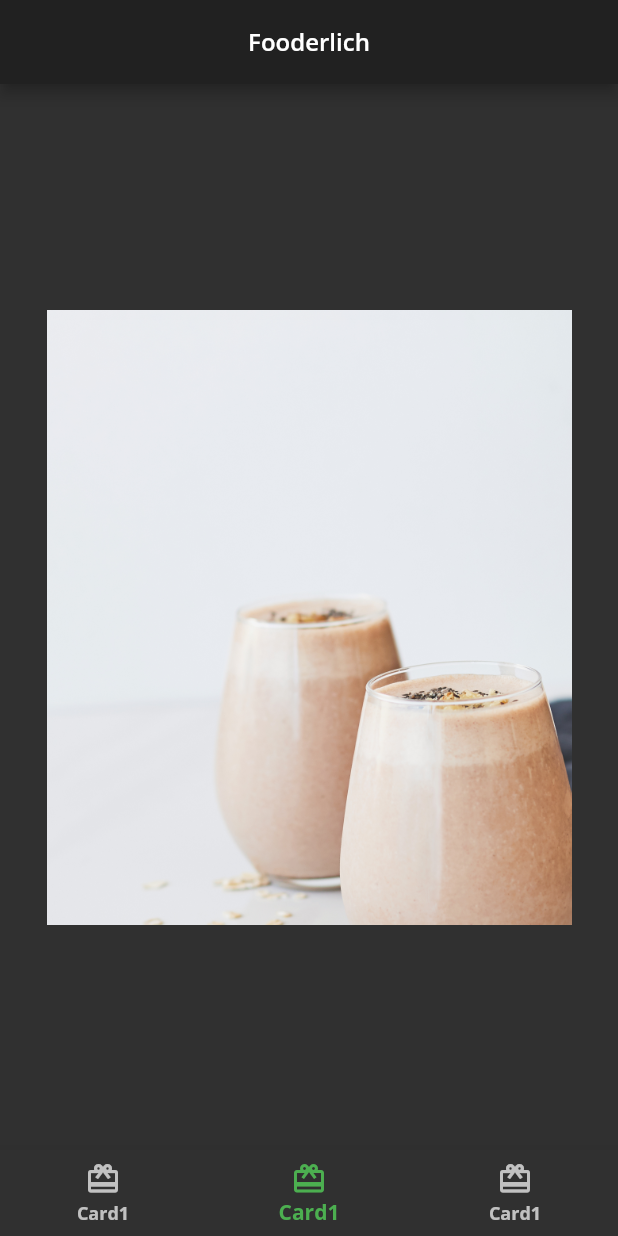
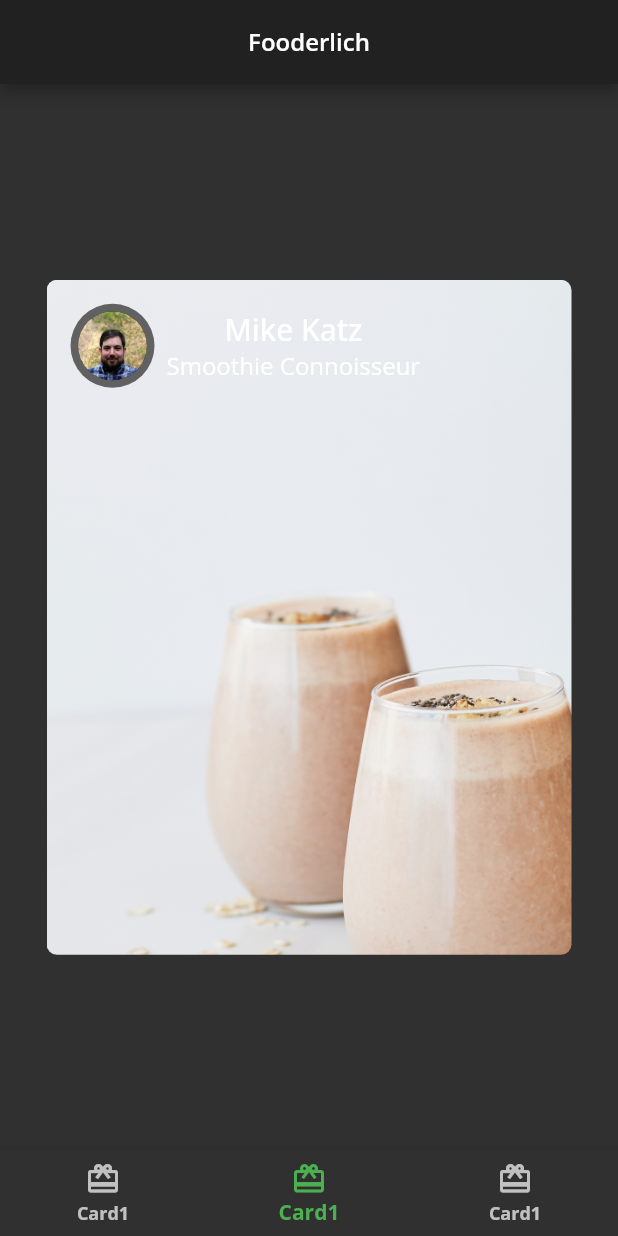
Before and after one commit to robsenshemsedin/flutter-apprentice, a Flutter app: the screen it shows after launch, item 2 of the bottom bar chosen, on a phone screen of 412 x 824 dp. Run offline on Flutter 3.47's test engine with Material 2 defaults, Android fonts, the phone set to English and light mode, and no system bars; our stand-ins replace google_fonts.

Commit message:
Add AuthorCard in Card2.

```diff
--- a/04-understanding-widgets/projects/fooderlich/lib/card2.dart
+++ b/04-understanding-widgets/projects/fooderlich/lib/card2.dart
@@ -1,4 +1,5 @@
 import 'package:flutter/material.dart';
+import 'author_card.dart';
 
 class Card2 extends StatelessWidget {
   const Card2({key}) : super(key: key);
@@ -9,9 +10,18 @@ class Card2 extends StatelessWidget {
       child: Container(
         decoration: const BoxDecoration(
             image: DecorationImage(
-                image: AssetImage(cardImage), fit: BoxFit.contain)),
+                image: AssetImage(cardImage), fit: BoxFit.cover),
+            borderRadius: BorderRadius.all(Radius.circular(7))),
         constraints: const BoxConstraints.expand(height: 450, width: 350),
-        child: const Column(),
+        child: const Column(
+          children: [
+            AuthorCard(
+              authorName: 'Mike Katz',
+              title: 'Smoothie Connoisseur',
+              imageProvider: AssetImage('assets/images/author_katz.jpeg'),
+            )
+          ],
+        ),
       ),
     );
   }
```
